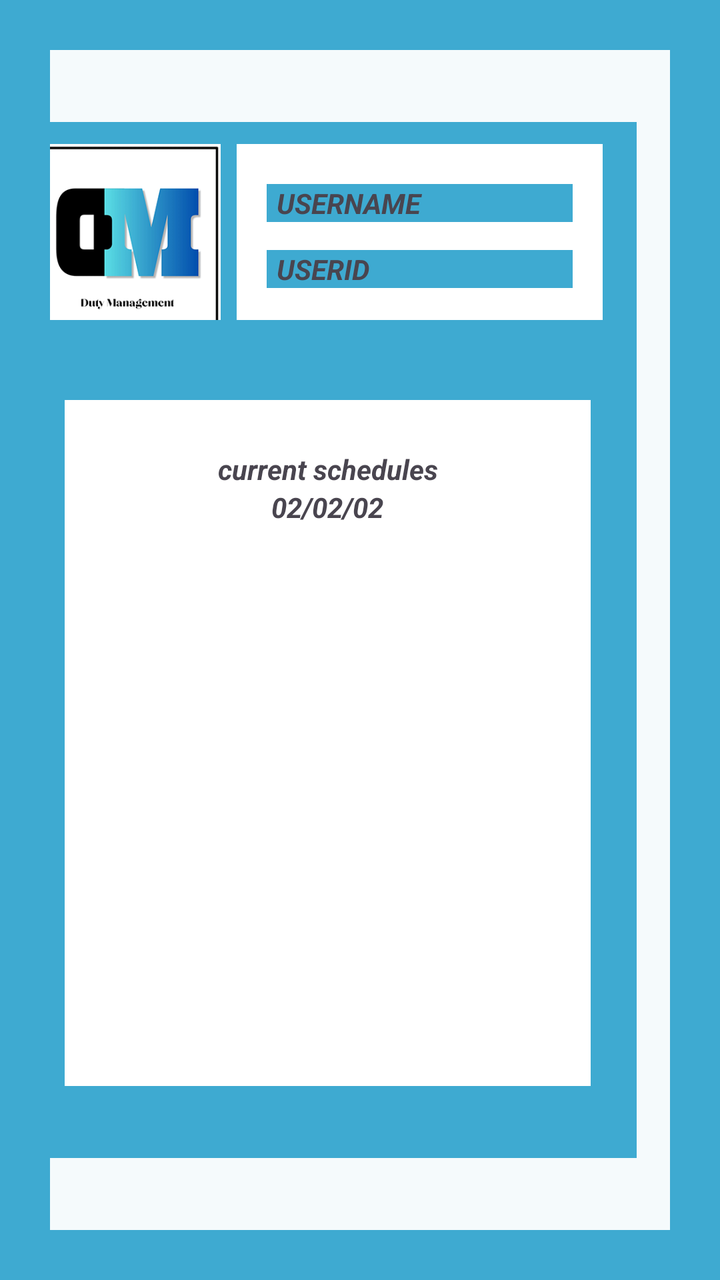
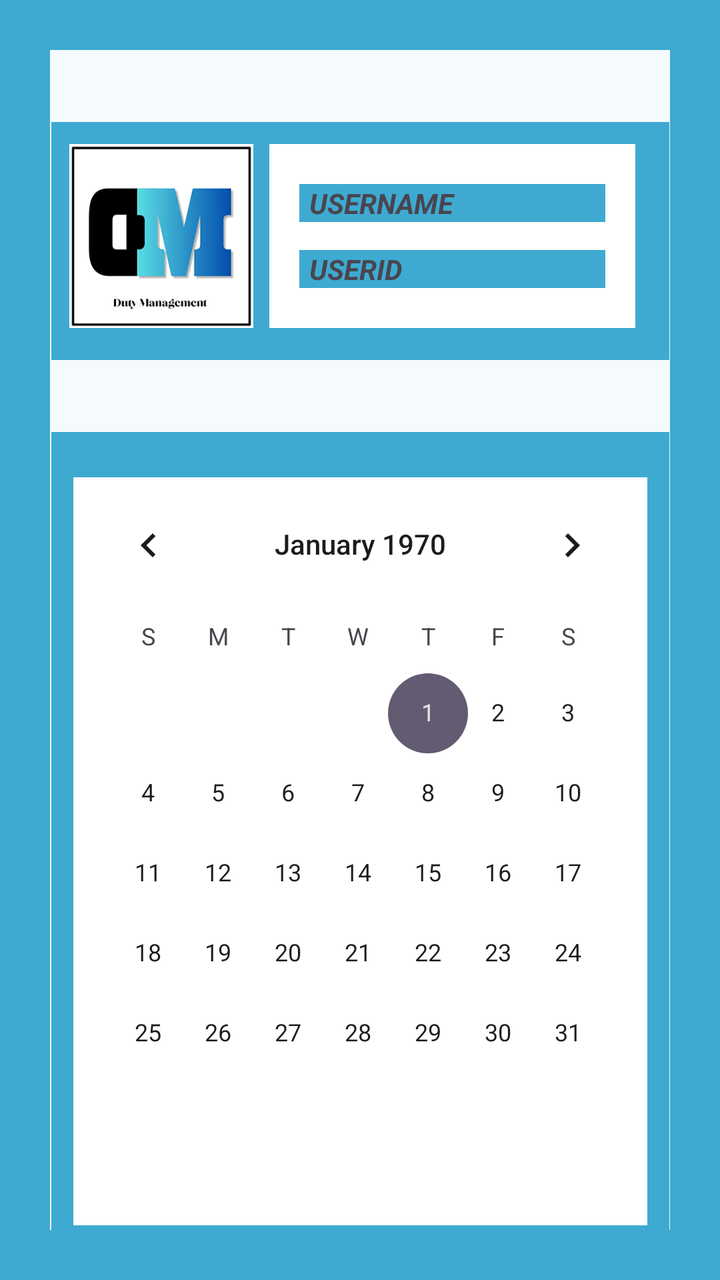

Compare the two renders of this Android layout. The source of the first and the diff that turns it into the second are given below.
<!-- AndroidManifest.xml: application theme Theme.G3_DutyManagementSystem -->
<!-- res/layout/activity_schedule_tracker.xml -->
<?xml version="1.0" encoding="utf-8"?>
<LinearLayout xmlns:android="http://schemas.android.com/apk/res/android"
    xmlns:app="http://schemas.android.com/apk/res-auto"
    xmlns:tools="http://schemas.android.com/tools"
    android:layout_width="match_parent"
    android:layout_height="match_parent"
    android:background="#3EAAD1">

    <androidx.constraintlayout.widget.ConstraintLayout
        android:layout_width="match_parent"
        android:layout_height="match_parent"
        android:layout_margin="25dp"
        android:background="#F5FAFC">

        <androidx.constraintlayout.widget.ConstraintLayout
            android:layout_width="309dp"
            android:layout_height="119dp"
            android:layout_marginStart="17dp"
            android:layout_marginTop="36dp"
            android:layout_marginEnd="17dp"
            android:background="#3EAAD1"
            app:layout_constraintEnd_toEndOf="parent"
            app:layout_constraintHorizontal_bias="1.0"
            app:layout_constraintStart_toStartOf="parent"
            app:layout_constraintTop_toTopOf="parent">

            <ImageView
                android:id="@+id/imageView"
                android:layout_width="92dp"
                android:layout_height="92dp"
                android:layout_marginStart="9dp"
                android:layout_marginTop="11dp"
                android:layout_marginBottom="16dp"
                app:layout_constraintBottom_toBottomOf="parent"
                app:layout_constraintStart_toStartOf="parent"
                app:layout_constraintTop_toTopOf="parent"
                app:srcCompat="@drawable/logo" />

            <androidx.constraintlayout.widget.ConstraintLayout
                android:layout_width="183dp"
                android:layout_height="92dp"
                android:layout_marginStart="8dp"
                android:layout_marginTop="11dp"
                android:layout_marginEnd="17dp"
                android:layout_marginBottom="16dp"
                android:background="@color/white"
                app:layout_constraintBottom_toBottomOf="parent"
                app:layout_constraintEnd_toEndOf="parent"
                app:layout_constraintStart_toEndOf="@+id/imageView"
                app:layout_constraintTop_toTopOf="parent">

                <TextView
                    android:id="@+id/username"
                    android:layout_width="match_parent"
                    android:layout_height="wrap_content"
                    android:layout_marginHorizontal="15dp"
                    android:layout_marginStart="15dp"
                    android:layout_marginTop="20dp"
                    android:layout_marginEnd="15dp"
                    android:background="#3EAAD1"
                    android:text="USERNAME"
                    android:paddingHorizontal="5dp"
                    android:textStyle="bold|italic"
                    app:layout_constraintEnd_toEndOf="parent"
                    app:layout_constraintStart_toStartOf="parent"
                    app:layout_constraintTop_toTopOf="parent" />

                <TextView
                    android:id="@+id/userid"
                    android:layout_width="match_parent"
                    android:layout_height="wrap_content"
                    android:layout_marginHorizontal="15dp"
                    android:layout_marginStart="15dp"
                    android:layout_marginEnd="15dp"
                    android:layout_marginBottom="20dp"
                    android:background="#3EAAD1"
                    android:text="USERID"
                    android:paddingHorizontal="5dp"
                    android:textStyle="bold|italic"
                    app:layout_constraintBottom_toBottomOf="parent"
                    app:layout_constraintEnd_toEndOf="parent"
                    app:layout_constraintStart_toStartOf="parent" />
            </androidx.constraintlayout.widget.ConstraintLayout>
        </androidx.constraintlayout.widget.ConstraintLayout>

        <androidx.constraintlayout.widget.ConstraintLayout
            android:layout_width="309dp"
            android:layout_height="419dp"
            android:layout_marginStart="17dp"
            android:layout_marginEnd="17dp"
            android:layout_marginBottom="36dp"
            android:background="#3EAAD1"
            app:layout_constraintBottom_toBottomOf="parent"
            app:layout_constraintEnd_toEndOf="parent"
            app:layout_constraintHorizontal_bias="1.0"
            app:layout_constraintStart_toStartOf="parent">

            <ScrollView
                android:layout_width="263dp"
                android:layout_height="343dp"
                android:layout_marginStart="1dp"
                android:layout_marginEnd="1dp"
                android:layout_marginBottom="36dp"
                app:layout_constraintBottom_toBottomOf="parent"
                app:layout_constraintEnd_toEndOf="parent"
                app:layout_constraintStart_toStartOf="parent"
                android:background="@color/white"
                android:paddingVertical="25dp"
                android:paddingHorizontal="25dp">

                <LinearLayout
                    android:layout_width="match_parent"
                    android:layout_height="wrap_content"
                    android:orientation="vertical" >

                    <TextView
                        android:id="@+id/schedules"
                        android:layout_width="match_parent"
                        android:layout_height="wrap_content"
                        android:text="current schedules"
                        android:textAlignment="center"
                        android:textStyle="bold|italic"/>

                    <TextView
                        android:id="@+id/textView5"
                        android:layout_width="match_parent"
                        android:layout_height="wrap_content"
                        android:text="02/02/02"
                        android:textAlignment="center"
                        android:textStyle="bold|italic"/>
                </LinearLayout>
            </ScrollView>
        </androidx.constraintlayout.widget.ConstraintLayout>
    </androidx.constraintlayout.widget.ConstraintLayout>
</LinearLayout>
<!-- resources referenced by this layout -->
<resources>
  <color name="white">#FFFFFFFF</color>
  <!-- drawable logo: png bitmap (drawable, 17406 bytes) -->
  <style name="Theme.G3_DutyManagementSystem" parent="Base.Theme.G3_DutyManagementSystem" />
  <style name="Base.Theme.G3_DutyManagementSystem" parent="Theme.Material3.DayNight.NoActionBar">
          
          
      </style>
</resources>

<!-- the commit's change to res/layout/activity_schedule_tracker.xml (unified diff, before → after) -->
@@ -13,14 +13,12 @@
         android:background="#F5FAFC">
 
         <androidx.constraintlayout.widget.ConstraintLayout
+            android:id="@+id/profilecontainer"
             android:layout_width="309dp"
             android:layout_height="119dp"
-            android:layout_marginStart="17dp"
             android:layout_marginTop="36dp"
-            android:layout_marginEnd="17dp"
             android:background="#3EAAD1"
             app:layout_constraintEnd_toEndOf="parent"
-            app:layout_constraintHorizontal_bias="1.0"
             app:layout_constraintStart_toStartOf="parent"
             app:layout_constraintTop_toTopOf="parent">
 
@@ -34,7 +32,10 @@
                 app:layout_constraintBottom_toBottomOf="parent"
                 app:layout_constraintStart_toStartOf="parent"
                 app:layout_constraintTop_toTopOf="parent"
-                app:srcCompat="@drawable/logo" />
+                app:srcCompat="@drawable/logo"
+                android:clickable="true"
+                android:focusable="true"
+                android:contentDescription="Logo"/>
 
             <androidx.constraintlayout.widget.ConstraintLayout
                 android:layout_width="183dp"
@@ -58,8 +59,8 @@
                     android:layout_marginTop="20dp"
                     android:layout_marginEnd="15dp"
                     android:background="#3EAAD1"
+                    android:paddingHorizontal="5dp"
                     android:text="USERNAME"
-                    android:paddingHorizontal="5dp"
                     android:textStyle="bold|italic"
                     app:layout_constraintEnd_toEndOf="parent"
                     app:layout_constraintStart_toStartOf="parent"
@@ -74,8 +75,8 @@
                     android:layout_marginEnd="15dp"
                     android:layout_marginBottom="20dp"
                     android:background="#3EAAD1"
+                    android:paddingHorizontal="5dp"
                     android:text="USERID"
-                    android:paddingHorizontal="5dp"
                     android:textStyle="bold|italic"
                     app:layout_constraintBottom_toBottomOf="parent"
                     app:layout_constraintEnd_toEndOf="parent"
@@ -84,52 +85,26 @@
         </androidx.constraintlayout.widget.ConstraintLayout>
 
         <androidx.constraintlayout.widget.ConstraintLayout
+            android:id="@+id/constraintLayout"
             android:layout_width="309dp"
             android:layout_height="419dp"
-            android:layout_marginStart="17dp"
-            android:layout_marginEnd="17dp"
-            android:layout_marginBottom="36dp"
+            android:layout_marginTop="36dp"
             android:background="#3EAAD1"
-            app:layout_constraintBottom_toBottomOf="parent"
             app:layout_constraintEnd_toEndOf="parent"
-            app:layout_constraintHorizontal_bias="1.0"
-            app:layout_constraintStart_toStartOf="parent">
+            app:layout_constraintStart_toStartOf="parent"
+            app:layout_constraintTop_toBottomOf="@id/profilecontainer">
 
-            <ScrollView
-                android:layout_width="263dp"
-                android:layout_height="343dp"
-                android:layout_marginStart="1dp"
-                android:layout_marginEnd="1dp"
-                android:layout_marginBottom="36dp"
+
+            <CalendarView
+                android:id="@+id/calendarView"
+                android:layout_width="287dp"
+                android:layout_height="374dp"
+                android:background="@color/white"
                 app:layout_constraintBottom_toBottomOf="parent"
                 app:layout_constraintEnd_toEndOf="parent"
                 app:layout_constraintStart_toStartOf="parent"
-                android:background="@color/white"
-                android:paddingVertical="25dp"
-                android:paddingHorizontal="25dp">
+                app:layout_constraintTop_toTopOf="parent" />
+        </androidx.constraintlayout.widget.ConstraintLayout>
 
-                <LinearLayout
-                    android:layout_width="match_parent"
-                    android:layout_height="wrap_content"
-                    android:orientation="vertical" >
-
-                    <TextView
-                        android:id="@+id/schedules"
-                        android:layout_width="match_parent"
-                        android:layout_height="wrap_content"
-                        android:text="current schedules"
-                        android:textAlignment="center"
-                        android:textStyle="bold|italic"/>
-
-                    <TextView
-                        android:id="@+id/textView5"
-                        android:layout_width="match_parent"
-                        android:layout_height="wrap_content"
-                        android:text="02/02/02"
-                        android:textAlignment="center"
-                        android:textStyle="bold|italic"/>
-                </LinearLayout>
-            </ScrollView>
-        </androidx.constraintlayout.widget.ConstraintLayout>
     </androidx.constraintlayout.widget.ConstraintLayout>
 </LinearLayout>
